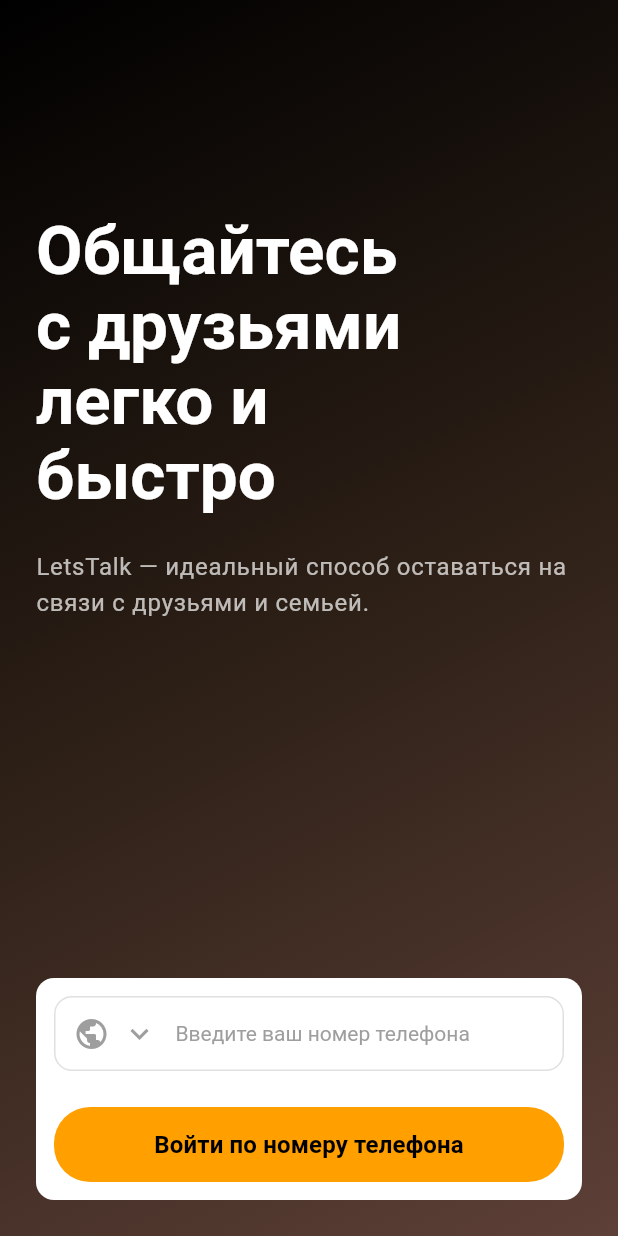
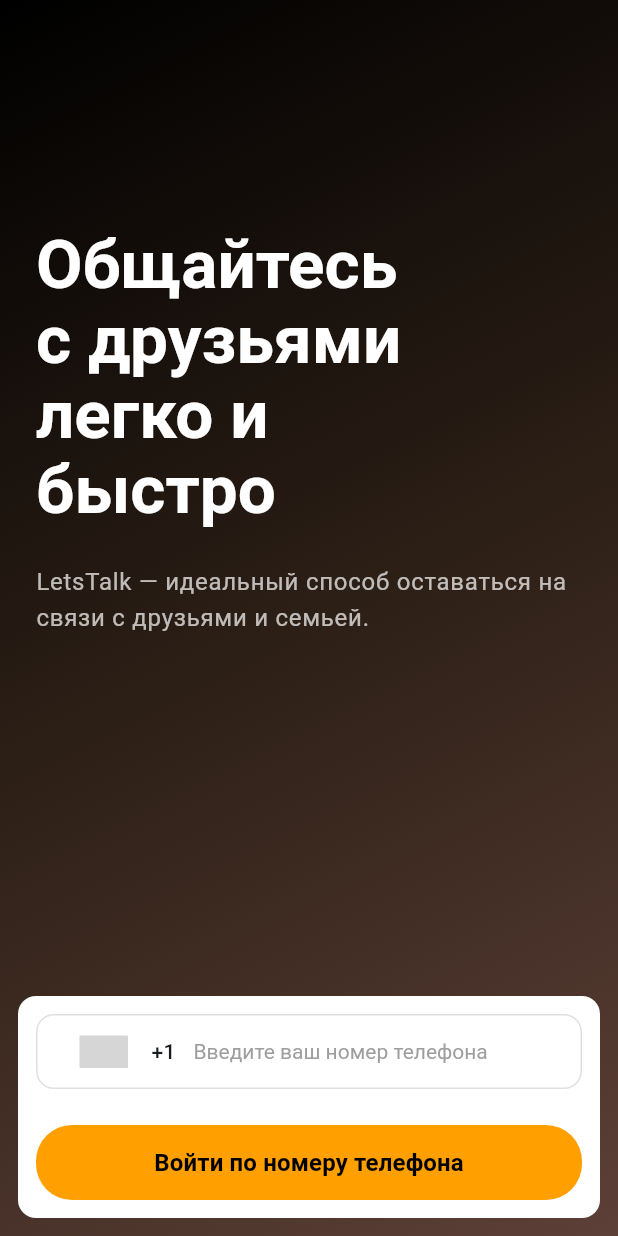
Before and after one commit to chernikovichAndrey/letstalk_flutter, a Flutter app: the screen it shows after launch, on a phone screen of 412 x 824 dp. Run offline on Flutter 3.47's test engine with Material 3 defaults, Android fonts, the phone set to English and light mode, and no system bars; drawn by our look-alikes of country_code_picker; our stand-ins replace bloc, dio, flutter_bloc, flutter_dotenv, go_router, logger; generated files the repository leaves out were written again; grey boxes are pictures that could not be loaded.

```diff
--- a/lib/feature/auth/view/widgets/login_card.dart
+++ b/lib/feature/auth/view/widgets/login_card.dart
@@ -1,4 +1,4 @@
-import 'package:fl_country_code_picker/fl_country_code_picker.dart';
+import 'package:country_code_picker/country_code_picker.dart';
 import 'package:flutter/material.dart';
 import 'package:lets_talk/common/extension/build_context_style_ext.dart';
 import 'package:lets_talk/feature/auth/view/widgets/phone_input_field.dart';
@@ -10,17 +10,21 @@ class LoginCard extends StatelessWidget {
     required this.countryCode,
     required this.onCountryCodeChanged,
     required this.onLoginPressed,
+    this.initialCountryCode,
+    this.onInit,
   });
 
   final TextEditingController phoneController;
   final CountryCode? countryCode;
   final ValueChanged<CountryCode> onCountryCodeChanged;
   final VoidCallback onLoginPressed;
+  final String? initialCountryCode;
+  final ValueChanged<CountryCode?>? onInit;
 
   @override
   Widget build(BuildContext context) {
     return Container(
-      margin: const EdgeInsets.all(24),
+      margin: const EdgeInsets.all(12),
       padding: const EdgeInsets.all(12),
       decoration: BoxDecoration(
         color: Colors.white,
@@ -33,6 +37,8 @@ class LoginCard extends StatelessWidget {
             controller: phoneController,
             countryCode: countryCode,
             onCountryCodeChanged: onCountryCodeChanged,
+            initialCountryCode: initialCountryCode,
+            onInit: onInit,
           ),
           const SizedBox(height: 24),
           SizedBox(
--- a/lib/feature/auth/view/widgets/phone_input_field.dart
+++ b/lib/feature/auth/view/widgets/phone_input_field.dart
@@ -1,4 +1,4 @@
-import 'package:fl_country_code_picker/fl_country_code_picker.dart';
+import 'package:country_code_picker/country_code_picker.dart';
 import 'package:flutter/material.dart';
 import 'package:flutter/services.dart';
 import 'package:lets_talk/common/extension/build_context_style_ext.dart';
@@ -9,52 +9,32 @@ class PhoneInputField extends StatelessWidget {
     required this.controller,
     required this.countryCode,
     required this.onCountryCodeChanged,
+    this.initialCountryCode,
+    this.onInit,
   });
 
   final TextEditingController controller;
   final CountryCode? countryCode;
   final ValueChanged<CountryCode> onCountryCodeChanged;
+  final String? initialCountryCode;
+  final ValueChanged<CountryCode?>? onInit;
 
   @override
   Widget build(BuildContext context) {
-    const countryPicker = FlCountryCodePicker();
-
     return Container(
       decoration: BoxDecoration(
         border: Border.all(color: Colors.grey.shade300),
         borderRadius: BorderRadius.circular(12),
       ),
-      padding: const EdgeInsets.symmetric(horizontal: 12),
       child: Row(
         children: [
-          GestureDetector(
-            onTap: () async {
-              final code = await countryPicker.showPicker(
-                context: context,
-              );
-              if (code != null) {
-                onCountryCodeChanged(code);
-              }
-            },
-            child: Row(
-              children: [
-                if (countryCode != null)
-                  countryCode!.flagImage(width: 32)
-                else
-                  const Icon(Icons.public, color: Colors.grey),
-                const SizedBox(width: 8),
-                const Icon(Icons.keyboard_arrow_down, color: Colors.grey),
-              ],
-            ),
+          CountryCodePicker(
+            onChanged: onCountryCodeChanged,
+            onInit: onInit,
+            initialSelection: countryCode?.code ?? initialCountryCode,
+            favorite: const ['RU', 'KZ'],
+            padding: EdgeInsets.zero,
           ),
-          const SizedBox(width: 12),
-          if (countryCode != null) ...[
-            Text(
-              countryCode!.dialCode,
-              style: const TextStyle(fontSize: 16, color: Colors.black),
-            ),
-            const SizedBox(width: 8),
-          ],
           Expanded(
             child: TextField(
               controller: controller,
@@ -64,17 +44,17 @@ class PhoneInputField extends StatelessWidget {
                 TextInputFormatter.withFunction((oldValue, newValue) {
                   if (countryCode != null) return newValue;
                   if (newValue.text.isEmpty) return newValue;
-
-                  if (!newValue.text.startsWith('+')) {
-                    return oldValue;
-                  }
                   return newValue;
                 }),
               ],
               decoration: InputDecoration(
                 hintText: context.s.enterPhoneNumber,
                 border: InputBorder.none,
-                hintStyle: const TextStyle(color: Colors.grey, letterSpacing: 0, fontSize: 14,),
+                hintStyle: const TextStyle(
+                  color: Colors.grey,
+                  letterSpacing: 0,
+                  fontSize: 14,
+                ),
               ),
             ),
           ),
--- a/pubspec.yaml
+++ b/pubspec.yaml
@@ -19,7 +19,7 @@ dependencies:
   logger: ^2.6.2
   dio: ^5.9.0
   web_socket_channel: ^3.0.1
-  fl_country_code_picker: ^0.1.9+1
+  country_code_picker: ^3.4.1
 
 dev_dependencies:
   flutter_test:
```
Also changed, not shown: lib/feature/auth/view/login_page.dart (+13 -28 lines).
